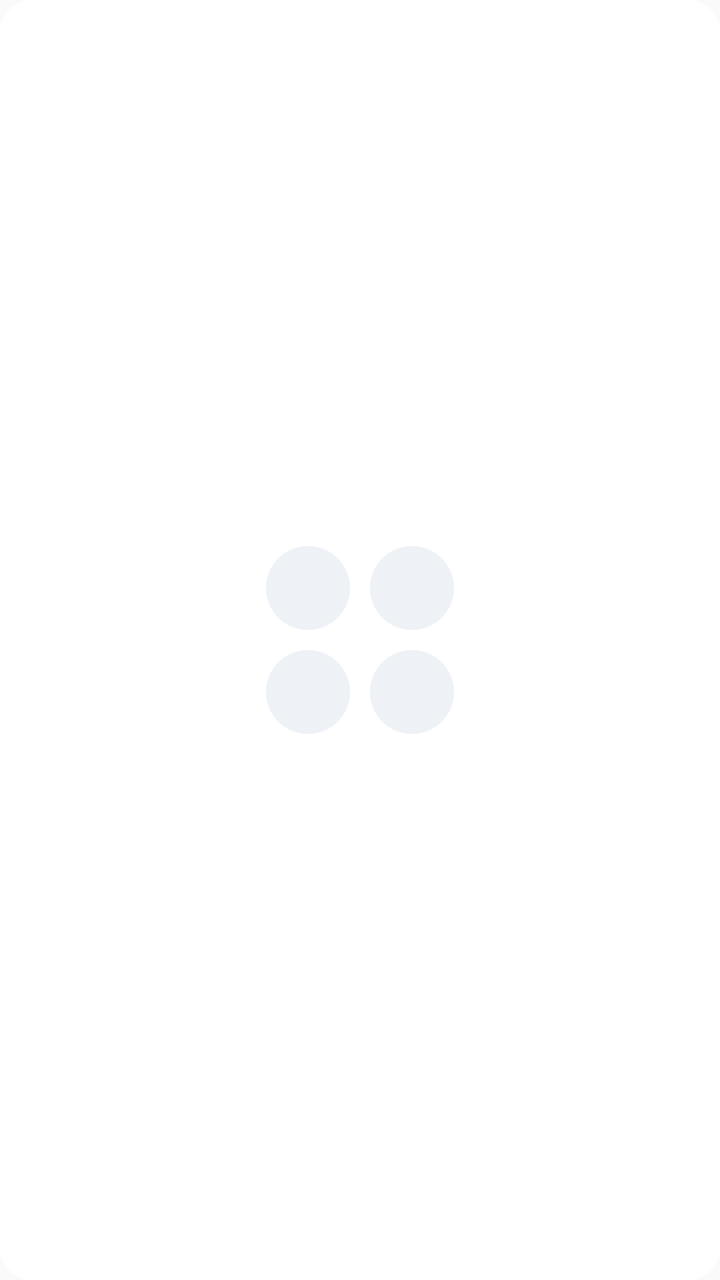
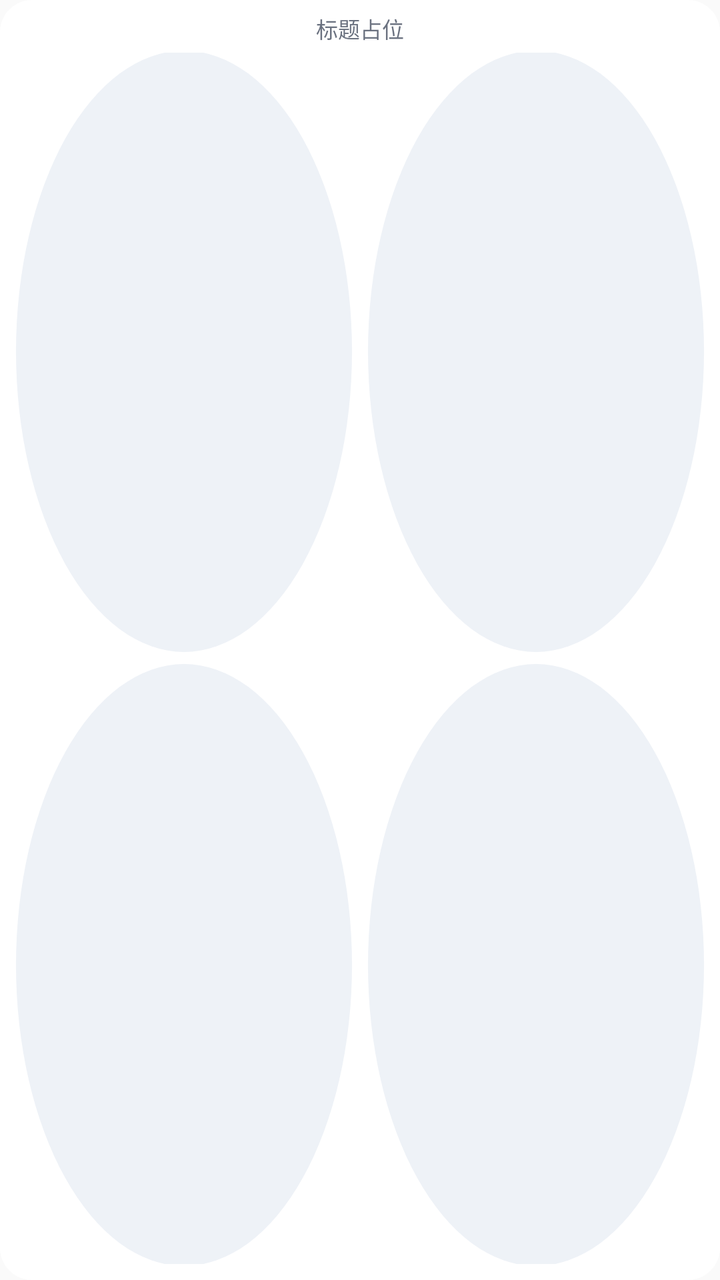

The first picture is an Android layout as it rendered before a commit; the second is the same layout after the commit. The layout source and the unified diff follow.
<!-- AndroidManifest.xml: application theme AppTheme -->
<!-- res/layout/widget_layout.xml -->
<LinearLayout xmlns:android="http://schemas.android.com/apk/res/android"
    android:layout_width="match_parent"
    android:layout_height="match_parent"
    android:background="@drawable/widget_background"
    android:gravity="center"
    android:orientation="vertical"
    android:padding="8dp">

    <LinearLayout
        android:layout_width="wrap_content"
        android:layout_height="wrap_content"
        android:gravity="center"
        android:orientation="horizontal">

        <ImageView
            android:id="@+id/widget_slot_0"
            android:layout_width="42dp"
            android:layout_height="42dp"
            android:layout_marginEnd="10dp"
            android:contentDescription="@null"
            android:scaleType="fitCenter"
            android:src="@drawable/widget_placeholder_circle" />

        <ImageView
            android:id="@+id/widget_slot_1"
            android:layout_width="42dp"
            android:layout_height="42dp"
            android:contentDescription="@null"
            android:scaleType="fitCenter"
            android:src="@drawable/widget_placeholder_circle" />
    </LinearLayout>

    <LinearLayout
        android:layout_width="wrap_content"
        android:layout_height="wrap_content"
        android:layout_marginTop="10dp"
        android:gravity="center"
        android:orientation="horizontal">

        <ImageView
            android:id="@+id/widget_slot_2"
            android:layout_width="42dp"
            android:layout_height="42dp"
            android:layout_marginEnd="10dp"
            android:contentDescription="@null"
            android:scaleType="fitCenter"
            android:src="@drawable/widget_placeholder_circle" />

        <ImageView
            android:id="@+id/widget_slot_3"
            android:layout_width="42dp"
            android:layout_height="42dp"
            android:contentDescription="@null"
            android:scaleType="fitCenter"
            android:src="@drawable/widget_placeholder_circle" />
    </LinearLayout>
</LinearLayout>
<!-- resources referenced by this layout -->
<resources>
  <!-- drawable widget_background (drawable) -->
  <?xml version="1.0" encoding="utf-8"?>
  <shape xmlns:android="http://schemas.android.com/apk/res/android"
      android:shape="rectangle">
      <solid android:color="#FFFFFF" />
      <corners android:radius="16dp" />
  </shape>
  <!-- drawable widget_placeholder_circle (drawable) -->
  <?xml version="1.0" encoding="utf-8"?>
  <shape xmlns:android="http://schemas.android.com/apk/res/android"
      android:shape="oval">
      <solid android:color="#EEF2F7" />
  </shape>
  <style name="AppTheme" parent="Theme.AppCompat.Light.DarkActionBar">
          
          <item name="colorPrimary">@color/colorPrimary</item>
          <item name="colorPrimaryDark">@color/colorPrimaryDark</item>
          <item name="colorAccent">@color/colorAccent</item>
      </style>
</resources>

<!-- the commit's change to res/layout/widget_layout.xml (unified diff, before → after) -->
@@ -2,56 +2,91 @@
     android:layout_width="match_parent"
     android:layout_height="match_parent"
     android:background="@drawable/widget_background"
-    android:gravity="center"
     android:orientation="vertical"
-    android:padding="8dp">
+    android:paddingStart="8dp"
+    android:paddingTop="6dp"
+    android:paddingEnd="8dp"
+    android:paddingBottom="8dp">
+
+    <TextView
+        android:id="@+id/widget_title"
+        android:layout_width="match_parent"
+        android:layout_height="wrap_content"
+        android:layout_marginBottom="4dp"
+        android:ellipsize="end"
+        android:gravity="center"
+        android:maxLines="1"
+        android:text="标题占位"
+        android:textColor="#6B7280"
+        android:textSize="11sp" />
 
     <LinearLayout
-        android:layout_width="wrap_content"
-        android:layout_height="wrap_content"
-        android:gravity="center"
-        android:orientation="horizontal">
+        android:layout_width="match_parent"
+        android:layout_height="0dp"
+        android:layout_weight="1"
+        android:orientation="vertical"
+        android:weightSum="2">
 
-        <ImageView
-            android:id="@+id/widget_slot_0"
-            android:layout_width="42dp"
-            android:layout_height="42dp"
-            android:layout_marginEnd="10dp"
-            android:contentDescription="@null"
-            android:scaleType="fitCenter"
-            android:src="@drawable/widget_placeholder_circle" />
+        <LinearLayout
+            android:layout_width="match_parent"
+            android:layout_height="0dp"
+            android:layout_weight="1"
+            android:gravity="center"
+            android:orientation="horizontal"
+            android:weightSum="2">
 
-        <ImageView
-            android:id="@+id/widget_slot_1"
-            android:layout_width="42dp"
-            android:layout_height="42dp"
-            android:contentDescription="@null"
-            android:scaleType="fitCenter"
-            android:src="@drawable/widget_placeholder_circle" />
-    </LinearLayout>
+            <ImageView
+                android:id="@+id/widget_slot_0"
+                android:layout_width="0dp"
+                android:layout_height="match_parent"
+                android:layout_weight="1"
+                android:layout_marginEnd="4dp"
+                android:layout_marginBottom="2dp"
+                android:contentDescription="@null"
+                android:scaleType="fitCenter"
+                android:src="@drawable/widget_placeholder_circle" />
 
-    <LinearLayout
-        android:layout_width="wrap_content"
-        android:layout_height="wrap_content"
-        android:layout_marginTop="10dp"
-        android:gravity="center"
-        android:orientation="horizontal">
+            <ImageView
+                android:id="@+id/widget_slot_1"
+                android:layout_width="0dp"
+                android:layout_height="match_parent"
+                android:layout_weight="1"
+                android:layout_marginStart="4dp"
+                android:layout_marginBottom="2dp"
+                android:contentDescription="@null"
+                android:scaleType="fitCenter"
+                android:src="@drawable/widget_placeholder_circle" />
+        </LinearLayout>
 
-        <ImageView
-            android:id="@+id/widget_slot_2"
-            android:layout_width="42dp"
-            android:layout_height="42dp"
-            android:layout_marginEnd="10dp"
-            android:contentDescription="@null"
-            android:scaleType="fitCenter"
-            android:src="@drawable/widget_placeholder_circle" />
+        <LinearLayout
+            android:layout_width="match_parent"
+            android:layout_height="0dp"
+            android:layout_weight="1"
+            android:gravity="center"
+            android:orientation="horizontal"
+            android:weightSum="2">
 
-        <ImageView
-            android:id="@+id/widget_slot_3"
-            android:layout_width="42dp"
-            android:layout_height="42dp"
-            android:contentDescription="@null"
-            android:scaleType="fitCenter"
-            android:src="@drawable/widget_placeholder_circle" />
+            <ImageView
+                android:id="@+id/widget_slot_2"
+                android:layout_width="0dp"
+                android:layout_height="match_parent"
+                android:layout_weight="1"
+                android:layout_marginTop="2dp"
+                android:layout_marginEnd="4dp"
+                android:contentDescription="@null"
+                android:scaleType="fitCenter"
+                android:src="@drawable/widget_placeholder_circle" />
+
+            <ImageView
+                android:id="@+id/widget_slot_3"
+                android:layout_width="0dp"
+                android:layout_height="match_parent"
+                android:layout_weight="1"
+                android:layout_marginStart="4dp"
+                android:layout_marginTop="2dp"
+                android:contentDescription="@null"
+                android:scaleType="fitCenter"
+                android:src="@drawable/widget_placeholder_circle" />
+        </LinearLayout>
     </LinearLayout>
 </LinearLayout>
